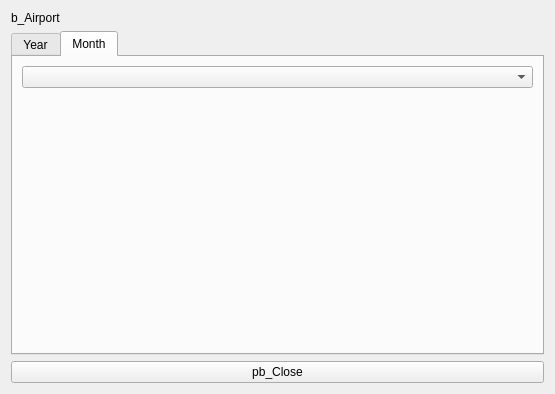
Qt form Airport_Inspector_v2/airportstatistic.ui (ZeRg0912/Qt-project) before a commit.
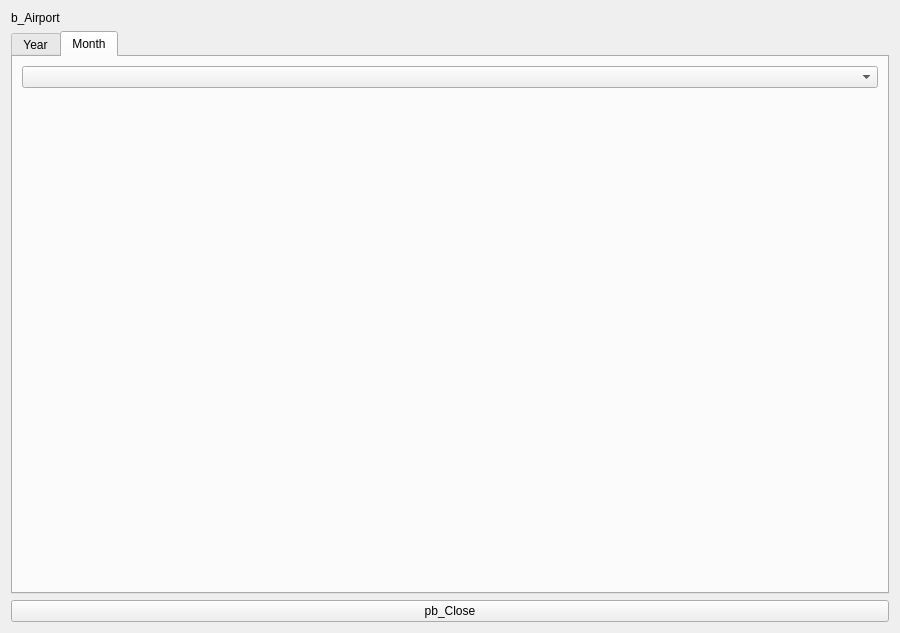
The same form after that commit.

Patch:
```diff
--- a/Airport_Inspector_v2/airportstatistic.ui
+++ b/Airport_Inspector_v2/airportstatistic.ui
@@ -6,8 +6,8 @@
    <rect>
     <x>0</x>
     <y>0</y>
-    <width>555</width>
-    <height>394</height>
+    <width>900</width>
+    <height>633</height>
    </rect>
   </property>
   <property name="windowTitle">
```
